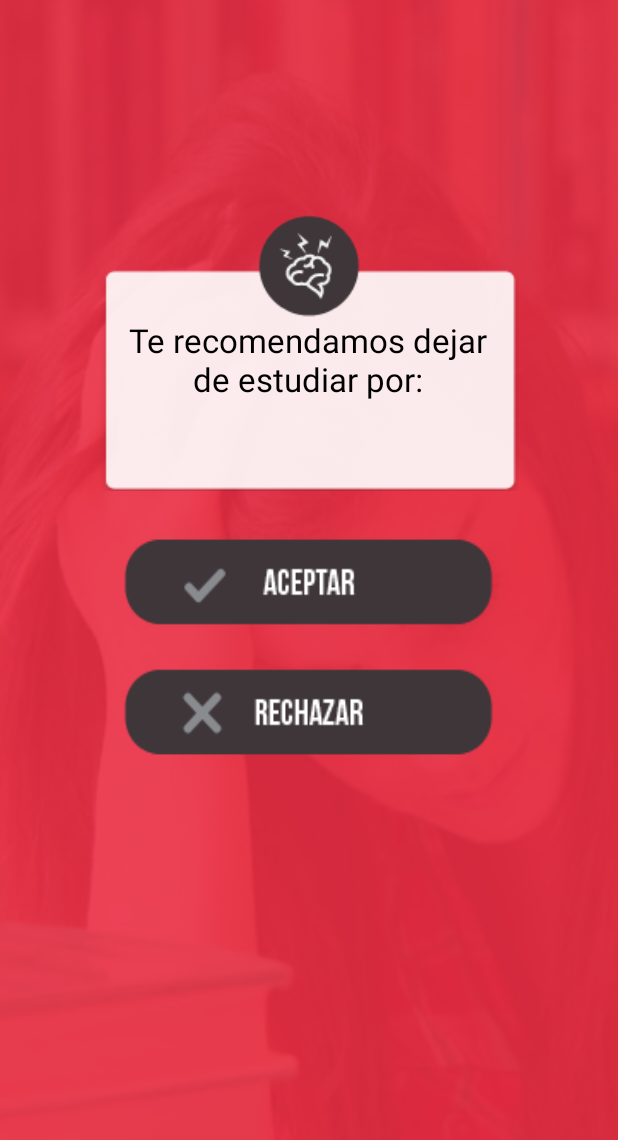
After one commit to jpknap/Android_NeuroMarketing, an Android app: the layout notificacion.xml on its own in the app's theme, with its tools: preview values and no code run, on a phone screen of 412 x 824 dp. The commit adds this screen. Shown: the top 1140 px of the screen. Run offline under Robolectric (Android 15) with nearby library versions, the phone set to English and light mode, and no system bars.

Commit message:
con pantalla de notificacion

```diff
--- a/app/src/main/res/layout/leyendo.xml
+++ b/app/src/main/res/layout/leyendo.xml
@@ -43,7 +43,7 @@
 
     <ImageView
         android:layout_width="55dip"
-        android:layout_height="55dip"
+        android:layout_height="50dip"
         android:id="@+id/Logo"
         android:src="@drawable/logo"
         android:layout_marginLeft="80dip"
@@ -69,6 +69,7 @@
         android:layout_height="wrap_content"
         android:textColor="#FFFF"
         android:textSize="8pt"
+        android:gravity="center"
         android:text="Tu capacidad de estudiar es:"
         android:id="@+id/textView3"
         android:layout_marginTop="41dp"
--- a/app/src/main/res/layout/main.xml
+++ b/app/src/main/res/layout/main.xml
@@ -7,8 +7,8 @@
 
 
         <ImageView
-            android:layout_width="80dp"
-            android:layout_height="60dp"
+            android:layout_width="85dp"
+            android:layout_height="80dp"
             android:id="@+id/imageView2"
 
             android:layout_marginTop="15dp"
@@ -18,8 +18,8 @@
             android:layout_below="@+id/scrollView"
             android:layout_centerHorizontal="true" />
 
-        <Button android:layout_width="310dp"
-            android:layout_height="65dp"
+        <Button android:layout_width="300dp"
+            android:layout_height="80dp"
             android:id="@+id/button1"
 
             android:background="@drawable/conectar"
@@ -44,19 +44,19 @@
         android:layout_height="10dp"
         android:id="@+id/imageView"
         android:background="@drawable/linea"
-        android:layout_weight="1.45"
+
         android:layout_marginBottom="44dp"
         android:layout_above="@+id/button2"
         android:layout_alignLeft="@+id/button1"
         android:layout_alignRight="@+id/button1" />
 
     <Button
-        android:layout_width="240dp"
-        android:layout_height="40dp"
+        android:layout_width="250dp"
+        android:layout_height="55dp"
         android:id="@+id/button2"
         android:background="@drawable/fb"
         android:layout_gravity="center_vertical"
-        android:layout_weight="0.34"
+
         android:layout_marginBottom="32dp"
         android:layout_alignParentBottom="true"
         android:layout_centerHorizontal="true" />
--- /dev/null
+++ b/app/src/main/res/layout/notificacion.xml
@@ -0,0 +1,64 @@
+<?xml version="1.0" encoding="utf-8"?>
+<RelativeLayout xmlns:android="http://schemas.android.com/apk/res/android"
+    android:orientation="vertical" android:layout_width="match_parent"
+    android:layout_height="match_parent">
+
+    <ImageView
+        android:layout_width="wrap_content"
+        android:layout_height="wrap_content"
+        android:id="@+id/fondo"
+        android:layout_gravity="center_horizontal"
+        android:background="@drawable/fondoalert"
+        android:layout_alignParentBottom="true"
+        android:layout_alignParentRight="true"
+        android:layout_alignParentTop="true"
+        android:layout_alignParentLeft="true" />
+
+    <ImageView
+        android:layout_width="280dp"
+        android:layout_height="150dp"
+        android:id="@+id/cuadro"
+        android:background="@drawable/recuadroblanco"
+        android:layout_alignParentTop="true"
+        android:layout_centerHorizontal="true"
+        android:layout_marginTop="177dp" />
+
+    <ImageView
+        android:layout_width="70dp"
+        android:layout_height="70dp"
+        android:layout_marginTop="-35dp"
+        android:id="@+id/icono"
+        android:background="@drawable/logoalert"
+        android:layout_alignTop="@+id/cuadro"
+        android:layout_centerHorizontal="true" />
+
+    <ImageView
+        android:layout_width="250dp"
+        android:layout_height="60dp"
+        android:id="@+id/botonaceptar"
+        android:background="@drawable/aceptar_boton_text"
+        android:layout_marginTop="30dp"
+        android:layout_below="@+id/cuadro"
+        android:layout_centerHorizontal="true" />
+    <ImageView
+        android:layout_width="250dp"
+        android:layout_height="60dp"
+        android:background="@drawable/cancelarbotontext"
+        android:id="@+id/botonrechazar"
+        android:layout_marginTop="28dp"
+        android:layout_below="@+id/botonaceptar"
+        android:layout_centerHorizontal="true" />
+
+    <TextView
+        android:layout_width="wrap_content"
+        android:layout_height="wrap_content"
+        android:gravity="center"
+        android:text="Te recomendamos dejar de estudiar por:"
+        android:textColor="#000000"
+        android:textSize="10pt"
+        android:id="@+id/texto"
+        android:layout_below="@+id/icono"
+        android:layout_alignLeft="@+id/botonaceptar"
+        android:layout_alignRight="@+id/botonaceptar" />
+
+</RelativeLayout>
```
Also changed, not shown: app/src/main/java/com/test/helloeeg/HelloEEGActivity.java (+1 -1 lines).
